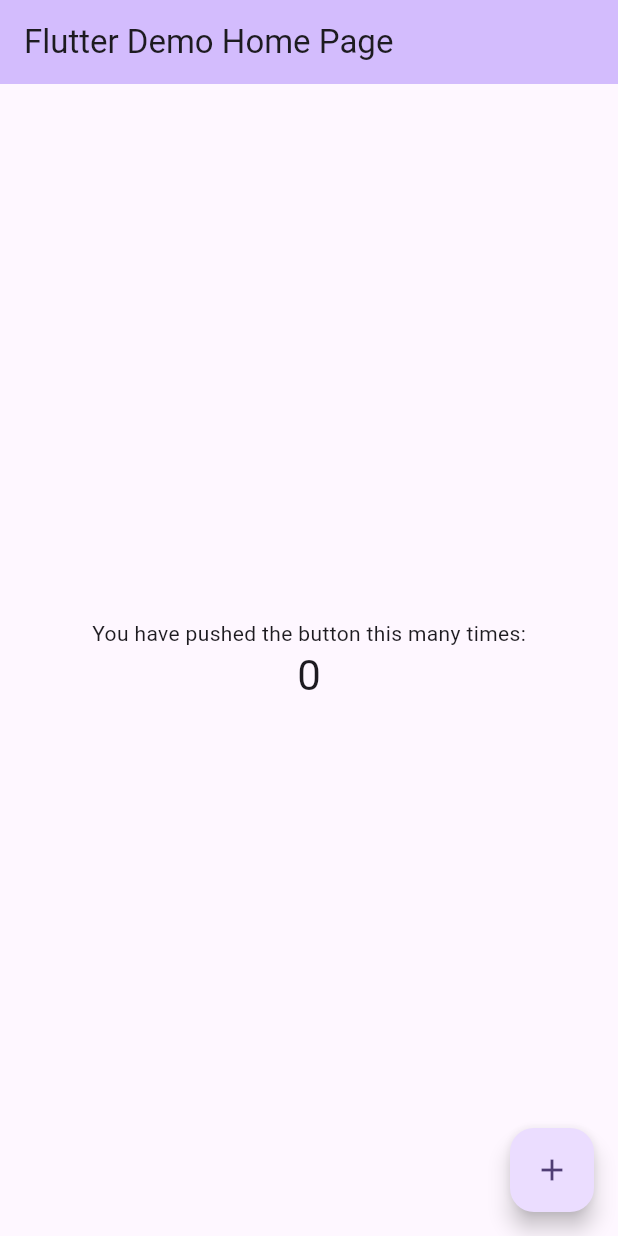
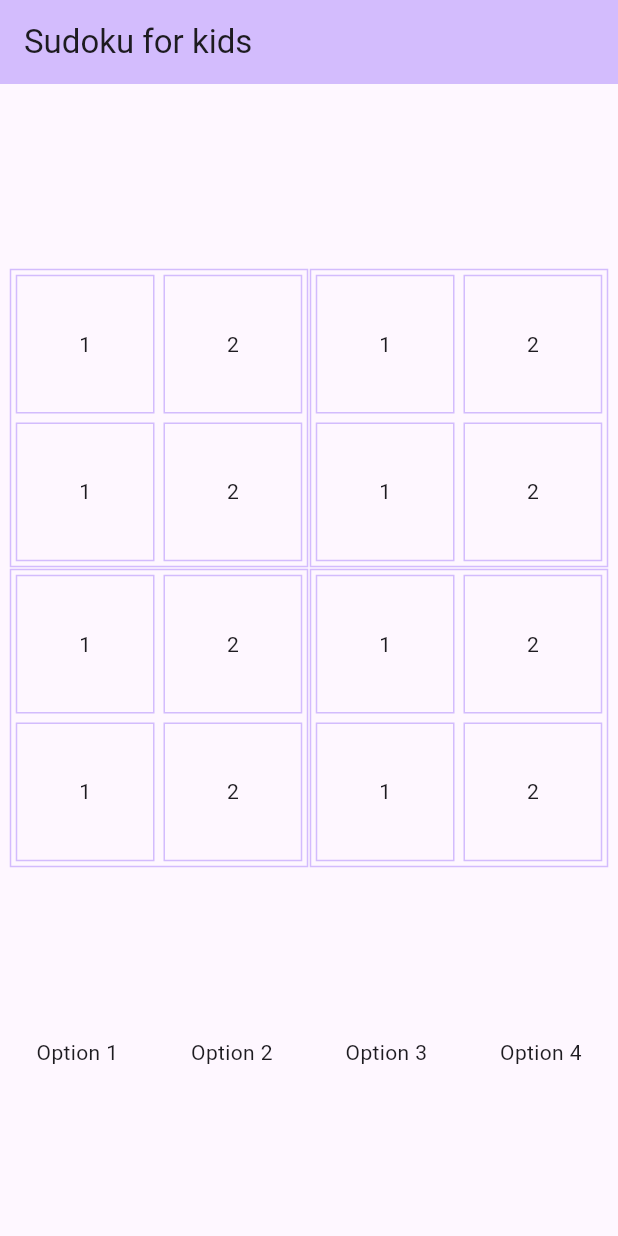
Before and after one commit to sebastianpadilla02/programacion_movil, a Flutter app: the screen it shows after launch, on a phone screen of 412 x 824 dp. Run offline on Flutter 3.47's test engine with Material 3 defaults, Android fonts, the phone set to English and light mode, and no system bars.

Commit message:
Actividad Sudoku UI

```diff
--- a/lib/main.dart
+++ b/lib/main.dart
@@ -7,119 +7,98 @@
 class MyApp extends StatelessWidget {
   const MyApp({super.key});
 
-  // This widget is the root of your application.
   @override
   Widget build(BuildContext context) {
     return MaterialApp(
-      title: 'Flutter Demo',
+      title: 'Basic Sudoku',
+      debugShowCheckedModeBanner: false,
       theme: ThemeData(
-        // This is the theme of your application.
-        //
-        // TRY THIS: Try running your application with "flutter run". You'll see
-        // the application has a purple toolbar. Then, without quitting the app,
-        // try changing the seedColor in the colorScheme below to Colors.green
-        // and then invoke "hot reload" (save your changes or press the "hot
-        // reload" button in a Flutter-supported IDE, or press "r" if you used
-        // the command line to start the app).
-        //
-        // Notice that the counter didn't reset back to zero; the application
-        // state is not lost during the reload. To reset the state, use hot
-        // restart instead.
-        //
-        // This works for code too, not just values: Most code changes can be
-        // tested with just a hot reload.
         colorScheme: ColorScheme.fromSeed(seedColor: Colors.deepPurple),
         useMaterial3: true,
       ),
-      home: const MyHomePage(title: 'Flutter Demo Home Page'),
+      home: const Sudoku(),
     );
   }
 }
 
-class MyHomePage extends StatefulWidget {
-  const MyHomePage({super.key, required this.title});
-
-  // This widget is the home page of your application. It is stateful, meaning
-  // that it has a State object (defined below) that contains fields that affect
-  // how it looks.
-
-  // This class is the configuration for the state. It holds the values (in this
-  // case the title) provided by the parent (in this case the App widget) and
-  // used by the build method of the State. Fields in a Widget subclass are
-  // always marked "final".
-
-  final String title;
-
-  @override
-  State<MyHomePage> createState() => _MyHomePageState();
-}
-
-class _MyHomePageState extends State<MyHomePage> {
-  int _counter = 0;
-
-  void _incrementCounter() {
-    setState(() {
-      // This call to setState tells the Flutter framework that something has
-      // changed in this State, which causes it to rerun the build method below
-      // so that the display can reflect the updated values. If we changed
-      // _counter without calling setState(), then the build method would not be
-      // called again, and so nothing would appear to happen.
-      _counter++;
-    });
-  }
+class Sudoku extends StatelessWidget {
+  const Sudoku({super.key});
 
   @override
   Widget build(BuildContext context) {
-    // This method is rerun every time setState is called, for instance as done
-    // by the _incrementCounter method above.
-    //
-    // The Flutter framework has been optimized to make rerunning build methods
-    // fast, so that you can just rebuild anything that needs updating rather
-    // than having to individually change instances of widgets.
     return Scaffold(
         appBar: AppBar(
-        // TRY THIS: Try changing the color here to a specific color (to
-        // Colors.amber, perhaps?) and trigger a hot reload to see the AppBar
-        // change color while the other colors stay the same.
           backgroundColor: Theme.of(context).colorScheme.inversePrimary,
-        // Here we take the value from the MyHomePage object that was created by
-        // the App.build method, and use it to set our appbar title.
-        title: Text(widget.title),
+          title: const Text('Sudoku for kids'),
         ),
-      body: Center(
-        // Center is a layout widget. It takes a single child and positions it
-        // in the middle of the parent.
+        body: const Center(
           child: Column(
-          // Column is also a layout widget. It takes a list of children and
-          // arranges them vertically. By default, it sizes itself to fit its
-          // children horizontally, and tries to be as tall as its parent.
-          //
-          // Column has various properties to control how it sizes itself and
-          // how it positions its children. Here we use mainAxisAlignment to
-          // center the children vertically; the main axis here is the vertical
-          // axis because Columns are vertical (the cross axis would be
-          // horizontal).
-          //
-          // TRY THIS: Invoke "debug painting" (choose the "Toggle Debug Paint"
-          // action in the IDE, or press "p" in the console), to see the
-          // wireframe for each widget.
-          mainAxisAlignment: MainAxisAlignment.center,
-          children: <Widget>[
-            const Text(
-              'You have pushed the button this many times:',
+            children: [
+              Spacer(),
+              Board(),
+              Expanded(
+                  flex: 2,
+                  child: Row(
+                    children: [
+                      Expanded(
+                        child: Center(child: Text('Option 1')),
                       ),
-            Text(
-              '$_counter',
-              style: Theme.of(context).textTheme.headlineMedium,
+                      Expanded(
+                        child: Center(child: Text('Option 2')),
+                      ),
+                      Expanded(
+                        child: Center(child: Text('Option 3')),
+                      ),
+                      Expanded(
+                        child: Center(child: Text('Option 4')),
                       ),
                     ],
+                  ))
+            ],
+          ),
+        ));
+  }
+}
+
+class Board extends StatelessWidget {
+  const Board({super.key});
+
+  @override
+  Widget build(BuildContext context) {
+    return Center(
+      child: Container(
+        width: 400, // Ancho del contenedor
+        height: 400, // Alto del contenedor
+        child: GridView.count(
+          crossAxisCount: 2, // 2 columnas
+          children: List.generate(4, (index1) {
+            return Container(
+              decoration: BoxDecoration(
+                border: Border.all(
+                  color: Theme.of(context).colorScheme.inversePrimary,
                 ),
               ),
-      floatingActionButton: FloatingActionButton(
-        onPressed: _incrementCounter,
-        tooltip: 'Increment',
-        child: const Icon(Icons.add),
-      ), // This trailing comma makes auto-formatting nicer for build methods.
+              margin: EdgeInsets.all(0.5), // Espacio entre los cuadrados
+              //color: Theme.of(context).colorScheme.inversePrimary, // Color de los cuadrados
+              child: GridView.count(
+                crossAxisCount: 2, // 2 columnas
+                children: List.generate(4, (index2) {
+                   return Container(
+                    decoration: BoxDecoration(
+                      border: Border.all(
+                        color: Theme.of(context).colorScheme.inversePrimary,
+                      ),
+                    ),
+                    margin: EdgeInsets.all(3.0), // Espacio entre los cuadrados
+                    //color: Colors.white, // Color de los cuadrados
+                     child: Center(child: Text(index2 %2 == 0 ? '1': '2'),),
+                   );
+                }),
+             ),
+            );
+          }),
+        ),
+      ),
     );
   }
 }
```
Lines whose indentation alone changed are shown as unchanged.
